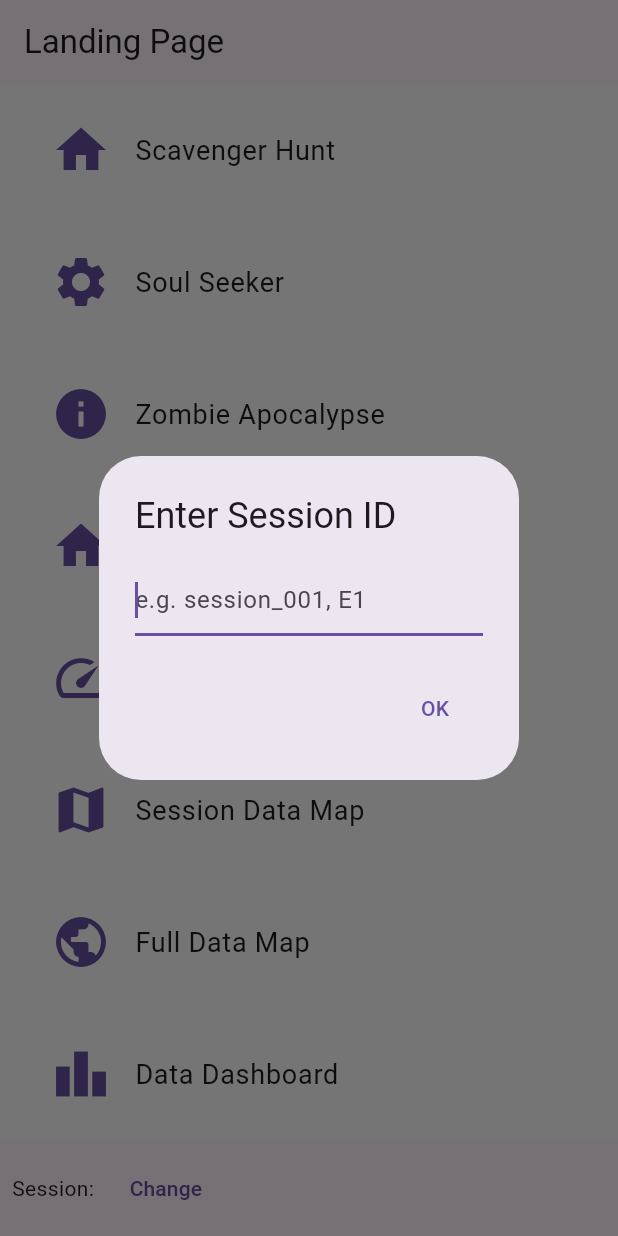
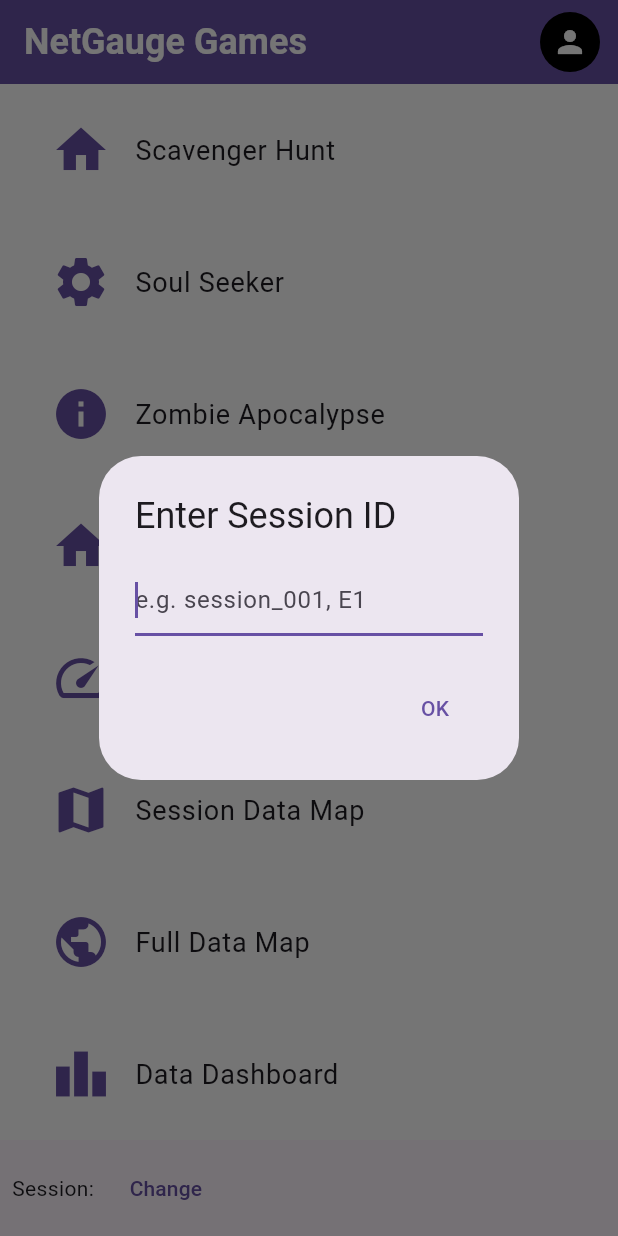
Before and after one commit to CANIS-NAU/NetGauge_Games, a Flutter app: the screen it shows after launch, on a phone screen of 412 x 824 dp. Run offline on Flutter 3.47's test engine with Material 3 defaults, Android fonts, the phone set to English and light mode, and no system bars; our stand-ins replace cloud_firestore, firebase_core, flutter_compass, flutter_map, geolocator, latlong2 and 2 more; missing offline and left inert: flutter_map_heatmap; accounts and stored records are empty.

```diff
--- a/lib/homepage.dart
+++ b/lib/homepage.dart
@@ -203,7 +203,7 @@ class _HomePageState extends State<HomePage> {
           final allLocationData = await getAllSessionLocationData();
           final mapData =
               allLocationData.isNotEmpty ? allLocationData : heatmapData;
-
+          debugPrint('[HomePage] Calling functionality to build MapPage.');
           Navigator.push(
             context,
             MaterialPageRoute(
@@ -519,9 +519,32 @@ class _HomePageState extends State<HomePage> {
   @override
   Widget build(BuildContext context) {
     return Scaffold(
-      appBar: AppBar(
-        title: const Text('Landing Page'),
-      ),
+        appBar: AppBar(
+          title: const Text(
+            'NetGauge Games',
+            style: TextStyle(
+              fontFamily: 'Roboto',
+              fontSize: 24,
+              color: Colors.white,
+              fontWeight: FontWeight.bold,
+            ),
+          ),
+          actions: [
+            Padding(
+              padding: const EdgeInsets.only(right: 12.0),
+              child: CircleAvatar(
+                backgroundColor: Colors.black,
+                radius: 20,
+                child: Icon(
+                  Icons.person,
+                  color: Colors.white,
+                ),
+              ),
+            ),
+          ],
+          backgroundColor: Theme.of(context).primaryColor,
+          elevation: 0,
+        ),
       body: Stack(
         children: [
           ListView(
--- /dev/null
+++ b/lib/profile.dart
@@ -0,0 +1 @@
+// this will be where participants will have the option to logout
--- a/lib/speed_test_page.dart
+++ b/lib/speed_test_page.dart
@@ -31,14 +31,14 @@ class SpeedTestPageState extends State<SpeedTestPage> {
     });
     // write data to firestore
     final loc = await determineLocationData();
-    final nickname = SessionManager.playerName;
+    //final nickname = SessionManager.playerName;
     final sessionId = SessionManager.sessionId;
 
     final checkData = {
         'game': 'Speedtester',
         'latitude': loc.position.latitude,
         'longitude': loc.position.longitude,
-        'nickname': nickname,
+        //'nickname': nickname,
         'sessionID': sessionId
       };
 
```
Also changed, not shown: lib/dashboard.dart (+20 -44 lines), pubspec.lock.
